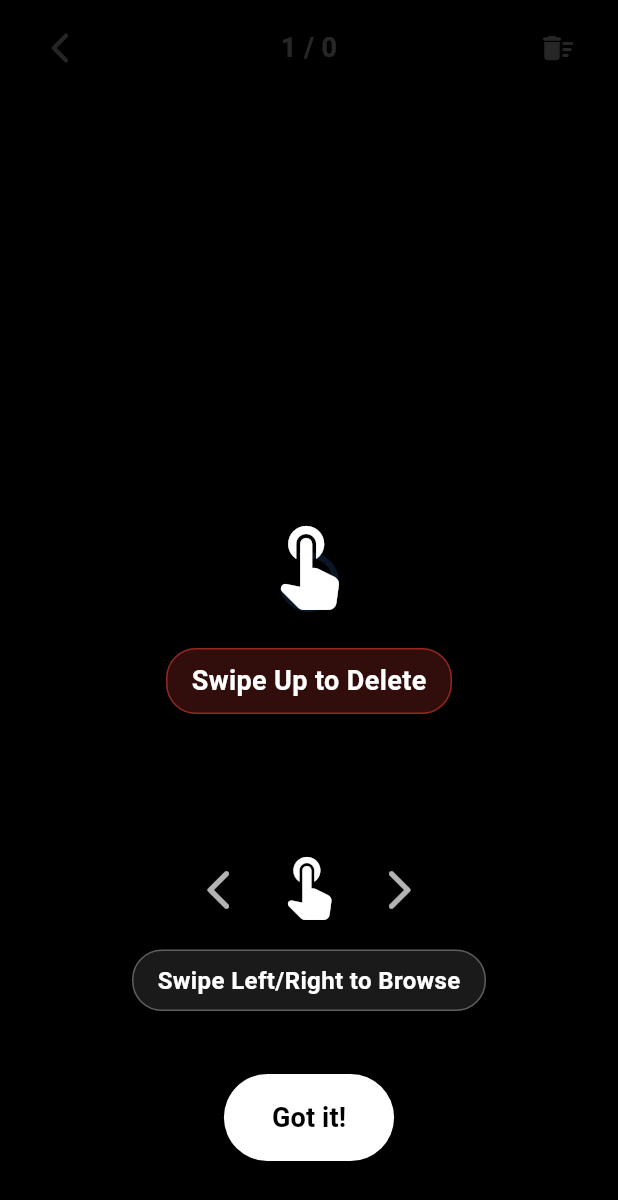
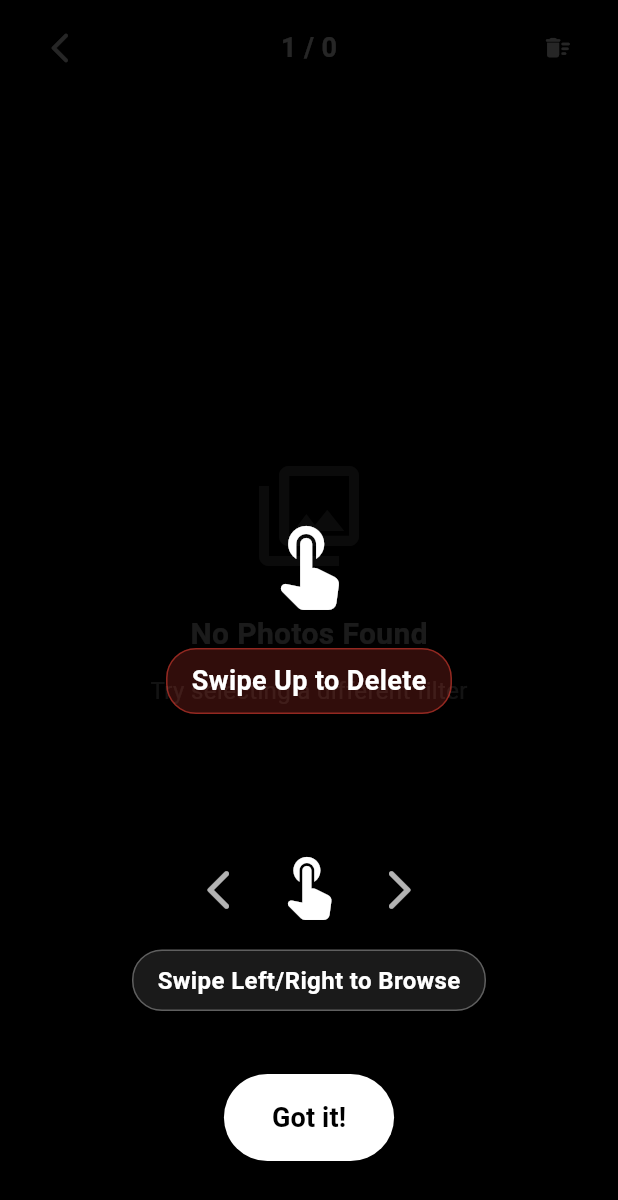
Before and after one commit to nishan-rasheed/photo_cleaner, a Flutter app: the HomeScreen screen opened directly, on a phone screen of 412 x 824 dp. Shown: the top 1200 px of the screen. Run offline on Flutter 3.47's test engine with Material 3 defaults, Android fonts, the phone set to English and light mode, and no system bars; drawn by our look-alikes of flutter_animate; our stand-ins replace shared_preferences; missing offline and left inert: photo_manager; accounts and stored records are empty.

Commit message:
new changes

```diff
--- a/lib/screens/home_screen.dart
+++ b/lib/screens/home_screen.dart
@@ -1,4 +1,5 @@
 import 'package:flutter/material.dart';
+import 'package:flutter_animate/flutter_animate.dart';
 import 'package:provider/provider.dart';
 import '../providers/photo_provider.dart';
 import '../widgets/photo_view.dart';
@@ -58,7 +59,18 @@ class _HomeScreenState extends State<HomeScreen> {
                           fontWeight: FontWeight.bold,
                         ),
                       ),
-                      IconButton(
+                      Badge(
+                            isLabelVisible: provider.idsToDelete.isNotEmpty,
+                            offset: const Offset(-4, 4),
+                            label: Text(
+                              '${provider.idsToDelete.length}',
+                              style: const TextStyle(
+                                color: Colors.white,
+                                fontWeight: FontWeight.bold,
+                              ),
+                            ),
+                            backgroundColor: Colors.redAccent,
+                            child: IconButton(
                               icon: const Icon(
                                 Icons.delete_sweep_rounded,
                                 color: Colors.white,
@@ -72,6 +84,16 @@ class _HomeScreenState extends State<HomeScreen> {
                                 );
                               },
                             ),
+                          )
+                          .animate(
+                            target: provider.idsToDelete.isNotEmpty ? 1 : 0,
+                          )
+                          .scale(
+                            begin: const Offset(0.8, 0.8),
+                            end: const Offset(1, 1),
+                            curve: Curves.elasticOut,
+                            duration: 300.ms,
+                          ),
                     ],
                   ),
                 ),
@@ -79,8 +101,40 @@ class _HomeScreenState extends State<HomeScreen> {
 
               // Main Photo View
               Expanded(
-                child: provider.activeAssets.isEmpty
-                    ? const Center(child: CircularProgressIndicator())
+                child: provider.isLoading
+                    ? const Center(
+                        child: CircularProgressIndicator(color: Colors.white),
+                      )
+                    : provider.activeAssets.isEmpty
+                    ? Center(
+                        child: Column(
+                          mainAxisAlignment: MainAxisAlignment.center,
+                          children: [
+                            Icon(
+                              Icons.photo_library_outlined,
+                              size: 80,
+                              color: Colors.white.withOpacity(0.3),
+                            ),
+                            const SizedBox(height: 24),
+                            Text(
+                              "No Photos Found",
+                              style: TextStyle(
+                                color: Colors.white.withOpacity(0.7),
+                                fontSize: 20,
+                                fontWeight: FontWeight.bold,
+                              ),
+                            ),
+                            const SizedBox(height: 12),
+                            Text(
+                              "Try selecting a different filter",
+                              style: TextStyle(
+                                color: Colors.white.withOpacity(0.5),
+                                fontSize: 16,
+                              ),
+                            ),
+                          ],
+                        ),
+                      )
                     : PhotoView(
                         assets: provider.activeAssets,
                         currentIndex: provider.currentIndex,
```
Lines whose indentation alone changed are shown as unchanged.
